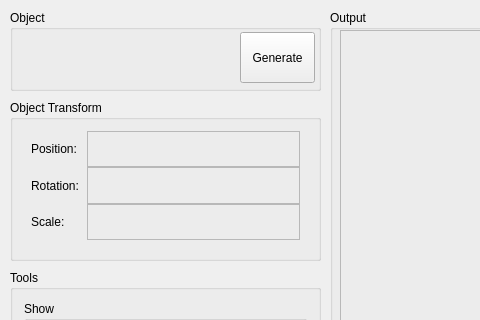
This is mainwindow.ui in SW-Vyacheslav/Qt3DGraphicsLab as Qt 5 draws it before an edit; both pictures show x 0 to 480 and y 0 to 320 of the 1024 by 768 pixel window. The edited form follows.
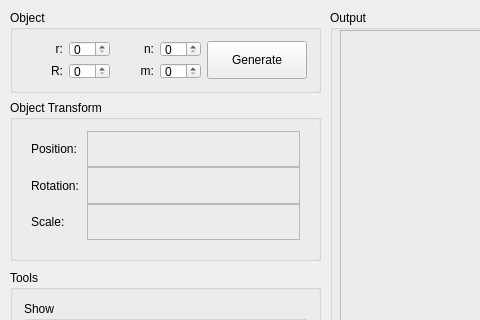
This is the edited form. The open tabs and pages were chosen to show the change.

Diff of the .ui file:
```diff
--- a/mainwindow.ui
+++ b/mainwindow.ui
@@ -20,37 +20,16 @@
       <x>10</x>
       <y>10</y>
       <width>311</width>
-      <height>81</height>
+      <height>83</height>
      </rect>
     </property>
     <property name="title">
      <string>Object</string>
     </property>
-    <widget class="QPushButton" name="generateButton">
-     <property name="geometry">
-      <rect>
-       <x>230</x>
-       <y>22</y>
-       <width>75</width>
-       <height>51</height>
-      </rect>
-     </property>
-     <property name="text">
-      <string>Generate</string>
-     </property>
-     <property name="flat">
-      <bool>false</bool>
-     </property>
-    </widget>
-    <widget class="QWidget" name="formLayoutWidget_2">
-     <property name="geometry">
-      <rect>
-       <x>10</x>
-       <y>20</y>
-       <width>211</width>
-       <height>22</height>
-      </rect>
-     </property>
+    <layout class="QGridLayout" name="gridLayout_7">
+     <item row="1" column="0">
+      <layout class="QVBoxLayout" name="verticalLayout_7">
+       <item>
      <layout class="QHBoxLayout" name="horizontalLayout">
       <item>
        <widget class="QLabel" name="rLabel">
@@ -85,16 +64,8 @@
        <widget class="QSpinBox" name="nVal"/>
       </item>
      </layout>
-    </widget>
-    <widget class="QWidget" name="horizontalLayoutWidget">
-     <property name="geometry">
-      <rect>
-       <x>10</x>
-       <y>50</y>
-       <width>211</width>
-       <height>22</height>
-      </rect>
-     </property>
+       </item>
+       <item>
      <layout class="QHBoxLayout" name="horizontalLayout_2">
       <item>
        <widget class="QLabel" name="RLabel">
@@ -129,7 +100,32 @@
        <widget class="QSpinBox" name="mVal"/>
       </item>
      </layout>
-    </widget>
+       </item>
+      </layout>
+     </item>
+     <item row="1" column="1">
+      <widget class="QPushButton" name="generateButton">
+       <property name="sizePolicy">
+        <sizepolicy hsizetype="Minimum" vsizetype="Maximum">
+         <horstretch>0</horstretch>
+         <verstretch>0</verstretch>
+        </sizepolicy>
+       </property>
+       <property name="maximumSize">
+        <size>
+         <width>100</width>
+         <height>500</height>
+        </size>
+       </property>
+       <property name="text">
+        <string>Generate</string>
+       </property>
+       <property name="flat">
+        <bool>false</bool>
+       </property>
+      </widget>
+     </item>
+    </layout>
    </widget>
    <widget class="QGroupBox" name="outputGroupBox">
     <property name="geometry">
```
Left out of the diff: 4 changed lines with no effect on the pictures. Lines whose indentation alone changed are shown as unchanged.
